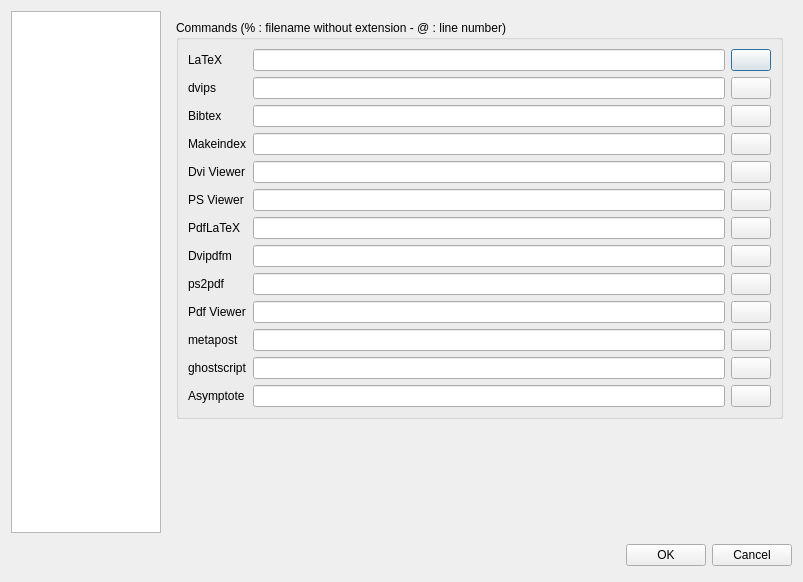
Old version of the form configdialog.ui in the repository orao/texmaker.
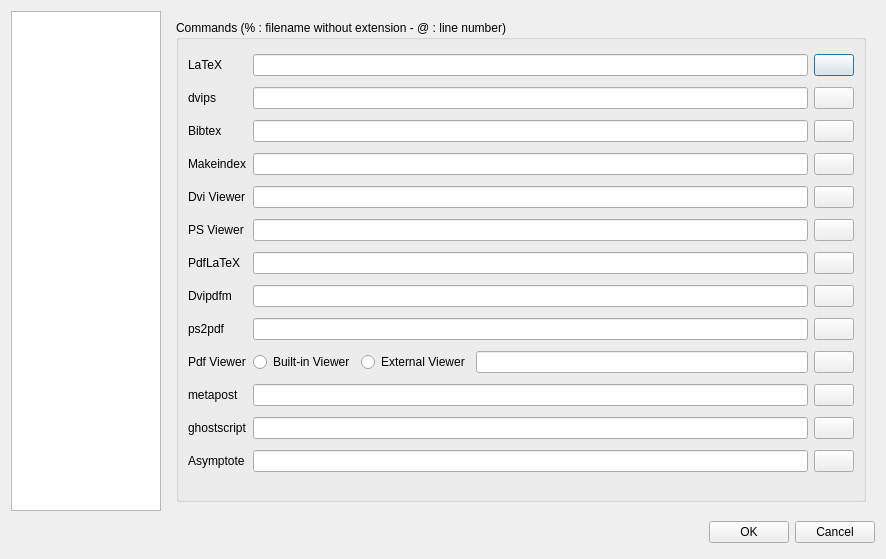
New version of the form. Icons and pictures are not drawn.

```diff
--- a/configdialog.ui
+++ b/configdialog.ui
@@ -6,8 +6,8 @@
    <rect>
     <x>0</x>
     <y>0</y>
-    <width>803</width>
-    <height>582</height>
+    <width>886</width>
+    <height>531</height>
    </rect>
   </property>
   <property name="windowTitle">
@@ -61,15 +61,15 @@
      </property>
      <property name="minimumSize">
       <size>
-       <width>450</width>
-       <height>442</height>
+       <width>590</width>
+       <height>500</height>
       </size>
      </property>
      <property name="currentIndex">
       <number>0</number>
      </property>
      <widget class="QWidget" name="pt">
-      <layout class="QGridLayout" name="gridLayout_6">
+      <layout class="QGridLayout" name="gridLayout_5">
        <item row="0" column="0">
         <widget class="QGroupBox" name="groupBox">
          <property name="sizePolicy">
@@ -81,8 +81,6 @@
          <property name="title">
           <string>Commands (% : filename without extension - @ : line number)</string>
          </property>
-         <layout class="QGridLayout" name="gridLayout_5">
-          <item row="0" column="0">
            <layout class="QGridLayout" name="gridLayout_2">
             <item row="0" column="0">
              <widget class="QLabel" name="labelLatex">
@@ -91,10 +89,10 @@
               </property>
              </widget>
             </item>
-            <item row="0" column="1">
+          <item row="0" column="1" colspan="3">
              <widget class="QLineEdit" name="lineEditLatex"/>
             </item>
-            <item row="0" column="2">
+          <item row="0" column="4">
              <widget class="QPushButton" name="pushButtonLatex">
               <property name="text">
                <string/>
@@ -118,10 +116,10 @@
               </property>
              </widget>
             </item>
-            <item row="1" column="1">
+          <item row="1" column="1" colspan="3">
              <widget class="QLineEdit" name="lineEditDvips"/>
             </item>
-            <item row="1" column="2">
+          <item row="1" column="4">
              <widget class="QPushButton" name="pushButtonDvips">
               <property name="text">
                <string/>
@@ -145,10 +143,10 @@
               </property>
              </widget>
             </item>
-            <item row="2" column="1">
+          <item row="2" column="1" colspan="3">
              <widget class="QLineEdit" name="lineEditBibtex"/>
             </item>
-            <item row="2" column="2">
+          <item row="2" column="4">
              <widget class="QPushButton" name="pushButtonBibtex">
               <property name="text">
                <string/>
@@ -172,10 +170,10 @@
               </property>
              </widget>
             </item>
-            <item row="3" column="1">
+          <item row="3" column="1" colspan="3">
              <widget class="QLineEdit" name="lineEditMakeindex"/>
             </item>
-            <item row="3" column="2">
+          <item row="3" column="4">
              <widget class="QPushButton" name="pushButtonMakeindex">
               <property name="text">
                <string/>
@@ -199,10 +197,10 @@
               </property>
              </widget>
             </item>
-            <item row="4" column="1">
+          <item row="4" column="1" colspan="3">
              <widget class="QLineEdit" name="lineEditDviviewer"/>
             </item>
-            <item row="4" column="2">
+          <item row="4" column="4">
              <widget class="QPushButton" name="pushButtonDviviewer">
               <property name="text">
                <string/>
@@ -226,10 +224,10 @@
               </property>
              </widget>
             </item>
-            <item row="5" column="1">
+          <item row="5" column="1" colspan="3">
              <widget class="QLineEdit" name="lineEditPsviewer"/>
             </item>
-            <item row="5" column="2">
+          <item row="5" column="4">
              <widget class="QPushButton" name="pushButtonPsviewer">
               <property name="text">
                <string/>
@@ -253,10 +251,10 @@
               </property>
              </widget>
             </item>
-            <item row="6" column="1">
+          <item row="6" column="1" colspan="3">
              <widget class="QLineEdit" name="lineEditPdflatex"/>
             </item>
-            <item row="6" column="2">
+          <item row="6" column="4">
              <widget class="QPushButton" name="pushButtonPdflatex">
               <property name="text">
                <string/>
@@ -280,10 +278,10 @@
               </property>
              </widget>
             </item>
-            <item row="7" column="1">
+          <item row="7" column="1" colspan="3">
              <widget class="QLineEdit" name="lineEditDvipdfm"/>
             </item>
-            <item row="7" column="2">
+          <item row="7" column="4">
              <widget class="QPushButton" name="pushButtonDvipdfm">
               <property name="text">
                <string/>
@@ -307,10 +305,10 @@
               </property>
              </widget>
             </item>
-            <item row="8" column="1">
+          <item row="8" column="1" colspan="3">
              <widget class="QLineEdit" name="lineEditPs2pdf"/>
             </item>
-            <item row="8" column="2">
+          <item row="8" column="4">
              <widget class="QPushButton" name="pushButtonPs2pdf">
               <property name="text">
                <string/>
@@ -335,9 +333,42 @@
              </widget>
             </item>
             <item row="9" column="1">
-             <widget class="QLineEdit" name="lineEditPdfviewer"/>
+           <widget class="QRadioButton" name="radioButtonInternalPdfViewer">
+            <property name="sizePolicy">
+             <sizepolicy hsizetype="Fixed" vsizetype="Fixed">
+              <horstretch>0</horstretch>
+              <verstretch>0</verstretch>
+             </sizepolicy>
+            </property>
+            <property name="text">
+             <string>Built-in Viewer</string>
+            </property>
+           </widget>
             </item>
             <item row="9" column="2">
+           <widget class="QRadioButton" name="radioButtonExternalPdfViewer">
+            <property name="sizePolicy">
+             <sizepolicy hsizetype="Fixed" vsizetype="Fixed">
+              <horstretch>0</horstretch>
+              <verstretch>0</verstretch>
+             </sizepolicy>
+            </property>
+            <property name="text">
+             <string>External Viewer</string>
+            </property>
+           </widget>
+          </item>
+          <item row="9" column="3">
+           <widget class="QLineEdit" name="lineEditPdfviewer">
+            <property name="minimumSize">
+             <size>
+              <width>0</width>
+              <height>20</height>
+             </size>
+            </property>
+           </widget>
+          </item>
+          <item row="9" column="4">
              <widget class="QPushButton" name="pushButtonPdfviewer">
               <property name="text">
                <string/>
@@ -361,10 +392,10 @@
               </property>
              </widget>
             </item>
-            <item row="10" column="1">
+          <item row="10" column="1" colspan="3">
              <widget class="QLineEdit" name="lineEditMetapost"/>
             </item>
-            <item row="10" column="2">
+          <item row="10" column="4">
              <widget class="QPushButton" name="pushButtonMetapost">
               <property name="text">
                <string/>
@@ -388,10 +419,10 @@
               </property>
              </widget>
             </item>
-            <item row="11" column="1">
+          <item row="11" column="1" colspan="3">
              <widget class="QLineEdit" name="lineEditGhostscript"/>
             </item>
-            <item row="11" column="2">
+          <item row="11" column="4">
              <widget class="QPushButton" name="pushButtonGhostscript">
               <property name="text">
                <string/>
@@ -415,10 +446,10 @@
               </property>
              </widget>
             </item>
-            <item row="12" column="1">
+          <item row="12" column="1" colspan="3">
              <widget class="QLineEdit" name="lineEditAsymptote"/>
             </item>
-            <item row="12" column="2">
+          <item row="12" column="4">
              <widget class="QPushButton" name="pushButtonAsymptote">
               <property name="text">
                <string/>
@@ -436,23 +467,8 @@
              </widget>
             </item>
            </layout>
-          </item>
-         </layout>
         </widget>
        </item>
-       <item row="1" column="0">
-        <spacer>
-         <property name="orientation">
-          <enum>Qt::Vertical</enum>
-         </property>
-         <property name="sizeHint" stdset="0">
-          <size>
-           <width>398</width>
-           <height>10</height>
-          </size>
-         </property>
-        </spacer>
-       </item>
       </layout>
      </widget>
      <widget class="QWidget" name="pq">
@@ -942,12 +958,6 @@
    </item>
    <item row="1" column="1">
     <layout class="QHBoxLayout">
-     <property name="spacing">
-      <number>6</number>
-     </property>
-     <property name="margin">
-      <number>0</number>
-     </property>
      <item>
       <spacer>
        <property name="orientation">
```
Left out of the diff: 89 changed lines with no effect on the pictures. Lines whose indentation alone changed are shown as unchanged.
